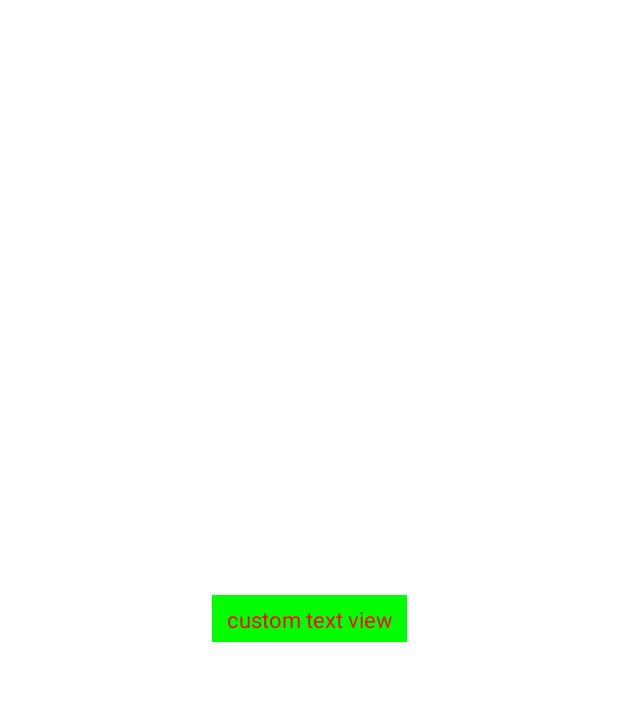
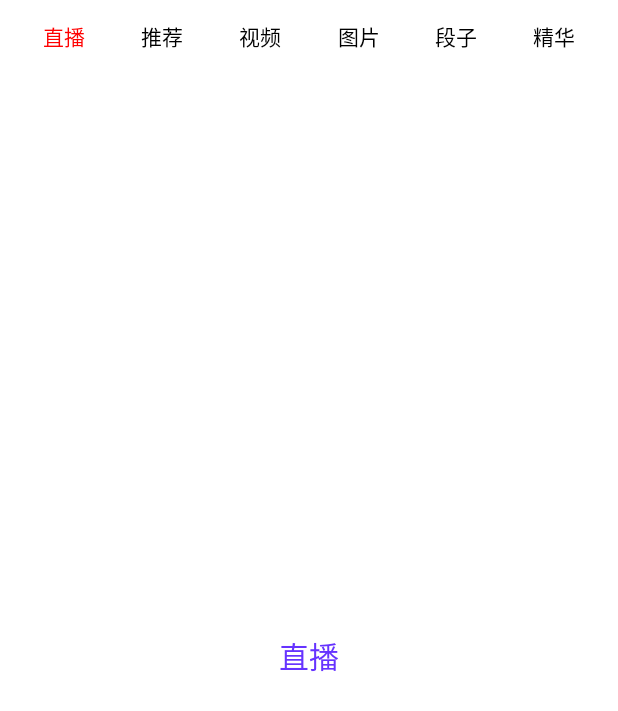
Before and after one commit to NobodyCaiCai/hongchenglearing, an Android app: the screen it shows after launch (MainActivity before the commit, ViewPagerActivity after it), on a phone screen of 412 x 824 dp. Shown: the top 711 px of the screen. Run offline under Robolectric (Android 15) with nearby library versions, the phone set to English and light mode, and no system bars.

Commit message:
customView

```diff
--- a/app/src/main/AndroidManifest.xml
+++ b/app/src/main/AndroidManifest.xml
@@ -13,7 +13,7 @@
         android:theme="@style/Theme.Android_study"
         tools:targetApi="31">
         <activity
-            android:name=".MainActivity"
+            android:name=".customView4_colorTextView.ViewPagerActivity"
             android:exported="true">
             <intent-filter>
                 <action android:name="android.intent.action.MAIN" />
@@ -21,6 +21,8 @@
                 <category android:name="android.intent.category.LAUNCHER" />
             </intent-filter>
         </activity>
+
+        <activity android:name=".MainActivity"/>
     </application>
 
 </manifest>
--- a/app/src/main/java/com/caicai/myapplication/MyListView.java
+++ b/app/src/main/java/com/caicai/myapplication/customView2_textView/MyListView.java
@@ -1,4 +1,4 @@
-package com.caicai.myapplication;
+package com.caicai.myapplication.customView2_textView;
 
 import android.content.Context;
 import android.util.AttributeSet;
--- a/app/src/main/java/com/caicai/myapplication/MyTextView.java
+++ b/app/src/main/java/com/caicai/myapplication/customView2_textView/MyTextView.java
@@ -1,4 +1,4 @@
-package com.caicai.myapplication;
+package com.caicai.myapplication.customView2_textView;
 
 import android.content.Context;
 import android.content.res.TypedArray;
@@ -14,6 +14,8 @@ import android.view.View;
 
 import androidx.annotation.NonNull;
 import androidx.annotation.Nullable;
+
+import com.caicai.myapplication.R;
 
 public class MyTextView extends View {
     private final String mText;
--- /dev/null
+++ b/app/src/main/java/com/caicai/myapplication/customView4_colorTextView/ColorTrackTextView.java
@@ -0,0 +1,113 @@
+package com.caicai.myapplication.customView4_colorTextView;
+
+import android.content.Context;
+import android.content.res.TypedArray;
+import android.graphics.Canvas;
+import android.graphics.Paint;
+import android.graphics.Rect;
+import android.util.AttributeSet;
+
+import androidx.annotation.Nullable;
+
+import com.caicai.myapplication.R;
+
+public class ColorTrackTextView extends androidx.appcompat.widget.AppCompatTextView {
+    private final Paint mOriginPaint;
+    private final Paint mChangePaint;
+    private float mCurrentProgress = 0f;
+    private Direction mDirection = Direction.LEFT_TO_RIGHT;
+
+    public enum Direction {
+        LEFT_TO_RIGHT,  // changeColor 从左变化到右边
+        RIGHT_TO_LEFT   // originColor 从左变化到右边
+    }
+
+    public ColorTrackTextView(Context context) {
+        this(context, null);
+    }
+
+    public ColorTrackTextView(Context context, @Nullable AttributeSet attrs) {
+        this(context, attrs, 0);
+    }
+
+    public ColorTrackTextView(Context context, @Nullable AttributeSet attrs, int defStyleAttr) {
+        super(context, attrs, defStyleAttr);
+        TypedArray typedArray = context.obtainStyledAttributes(attrs, R.styleable.ColorTrackTextView);
+        int mOriginColor = typedArray.getColor(R.styleable.ColorTrackTextView_originColor, getTextColors().getDefaultColor());
+        int mChangeColor = typedArray.getColor(R.styleable.ColorTrackTextView_changeColor, getTextColors().getDefaultColor());
+        mOriginPaint = getPaintByColor(mOriginColor);
+        mChangePaint = getPaintByColor(mChangeColor);
+        typedArray.recycle();
+    }
+
+    private Paint getPaintByColor(int color) {
+        Paint paint = new Paint();
+        paint.setColor(color);
+        paint.setAntiAlias(true);
+        // 防抖动
+        paint.setDither(true);
+        paint.setTextSize(getTextSize());
+        return paint;
+    }
+
+    @Override
+    protected void onDraw(Canvas canvas) {
+//        super.onDraw(canvas); // 必要的，否则自定义text中会有两个text文字
+        int middle = (int) (getWidth() * mCurrentProgress);
+        if (mDirection == Direction.LEFT_TO_RIGHT) { // 左边是changePain, 右边是originPaint
+            // 绘制变色的
+            drawText(canvas, 0, middle, mChangePaint);
+            // 绘制不变色的
+            drawText(canvas, middle, getWidth(), mOriginPaint);
+        }
+
+        if (mDirection == Direction.RIGHT_TO_LEFT) { // 左边是originPaint, 右边是changePaint
+            // 绘制不变色的
+            drawText(canvas, 0, middle, mOriginPaint);
+            // 绘制变色的
+            drawText(canvas, middle, getWidth(), mChangePaint);
+        }
+    }
+
+    /**
+     * 绘制变色的text
+     * @param canvas 画布
+     * @param start 横坐标起点
+     * @param end 横坐标终点
+     * @param paint 当前画笔
+     */
+    private void drawText(Canvas canvas, int start, int end, Paint paint) {
+        canvas.save();
+        // 裁剪画布，让颜色覆盖这部分文字颜色
+        canvas.clipRect(new Rect(start, 0 ,end, getHeight()));
+        String text = getText().toString();
+        Rect bounds = new Rect();
+        paint.getTextBounds(text, 0, text.length(), bounds);
+        int x = (getWidth() -  bounds.width()) / 2;
+        int y = getBaseLine(paint);
+        canvas.drawText(text, x, y, paint);
+        canvas.restore();
+    }
+
+    private int getBaseLine(Paint paint) {
+        Paint.FontMetricsInt fontMetricsInt = paint.getFontMetricsInt();
+        return (fontMetricsInt.bottom - fontMetricsInt.top) / 2 - fontMetricsInt.bottom + getHeight() / 2;
+    }
+
+    public void setDirection(Direction direction) {
+        this.mDirection = direction;
+    }
+
+    public void setCurrentProgress(float progress) {
+        this.mCurrentProgress = progress;
+        invalidate();
+    }
+
+    public void setChangeColor(int color) {
+        this.mChangePaint.setColor(color);
+    }
+
+    public void setOriginColor(int color) {
+        this.mOriginPaint.setColor(color);
+    }
+}
--- /dev/null
+++ b/app/src/main/java/com/caicai/myapplication/customView4_colorTextView/ItemFragment.java
@@ -0,0 +1,36 @@
+package com.caicai.myapplication.customView4_colorTextView;
+
+import android.os.Bundle;
+import android.view.LayoutInflater;
+import android.view.View;
+import android.view.ViewGroup;
+import android.widget.TextView;
+
+import androidx.annotation.NonNull;
+import androidx.annotation.Nullable;
+import androidx.fragment.app.Fragment;
+
+import com.caicai.myapplication.R;
+
+public class ItemFragment extends Fragment {
+
+    @Nullable
+    @Override
+    public View onCreateView(@NonNull LayoutInflater inflater, @Nullable ViewGroup container, @Nullable Bundle savedInstanceState) {
+        View view = inflater.inflate(R.layout.fragment_item, null);
+        TextView textView = view.findViewById(R.id.text);
+        Bundle bundle = getArguments();
+        if (bundle != null) {
+            textView.setText(bundle.getString("title"));
+        }
+        return view;
+    }
+
+    public static ItemFragment newInstance(String title) {
+        ItemFragment itemFragment = new ItemFragment();
+        Bundle bundle = new Bundle();
+        bundle.putString("title", title);
+        itemFragment.setArguments(bundle);
+        return itemFragment;
+    }
+}
--- /dev/null
+++ b/app/src/main/java/com/caicai/myapplication/customView4_colorTextView/ViewPagerActivity.java
@@ -0,0 +1,98 @@
+package com.caicai.myapplication.customView4_colorTextView;
+
+import android.graphics.Color;
+import android.os.Bundle;
+import android.util.Log;
+import android.view.ViewGroup;
+import android.widget.LinearLayout;
+
+import androidx.annotation.NonNull;
+import androidx.annotation.Nullable;
+import androidx.appcompat.app.AppCompatActivity;
+import androidx.fragment.app.Fragment;
+import androidx.fragment.app.FragmentPagerAdapter;
+import androidx.viewpager.widget.ViewPager;
+
+import com.caicai.myapplication.R;
+
+import java.util.ArrayList;
+import java.util.List;
+
+public class ViewPagerActivity extends AppCompatActivity {
+
+    public static final String TAG = "ViewPagerActivity";
+    private final String[] items = {"直播", "推荐", "视频", "图片", "段子", "精华"};
+    private LinearLayout mIndicatorContainer;
+    private List<ColorTrackTextView> mIndicators;
+    private ViewPager mViewPager;
+
+    @Override
+    protected void onCreate(@Nullable Bundle savedInstanceState) {
+        super.onCreate(savedInstanceState);
+        setContentView(R.layout.activity_view_pager);
+
+        mIndicators = new ArrayList<>();
+        mIndicatorContainer = findViewById(R.id.indicator_view);
+        mViewPager = findViewById(R.id.view_pager);
+        initIndicator();
+        initViewPager();
+    }
+
+    private void initViewPager() {
+        mViewPager.setAdapter(new FragmentPagerAdapter(getSupportFragmentManager()) {
+            @NonNull
+            @Override
+            public Fragment getItem(int position) {
+                return ItemFragment.newInstance(items[position]);
+            }
+
+            @Override
+            public int getCount() {
+                return items.length;
+            }
+        });
+
+        mViewPager.addOnPageChangeListener(new ViewPager.OnPageChangeListener(){
+
+            @Override
+            public void onPageScrolled(int position, float positionOffset, int positionOffsetPixels) {
+                // positionOffset: 从 0 到 1
+                Log.i(TAG, "position: " + position + ", positionOffset: " + positionOffset);
+                if (position == items.length - 1) return;
+                ColorTrackTextView left = mIndicators.get(position);
+                left.setDirection(ColorTrackTextView.Direction.RIGHT_TO_LEFT);
+                left.setCurrentProgress(positionOffset);
+
+                ColorTrackTextView right = mIndicators.get(position + 1);
+                right.setDirection(ColorTrackTextView.Direction.LEFT_TO_RIGHT);
+                right.setCurrentProgress(positionOffset);
+            }
+
+            @Override
+            public void onPageSelected(int position) {
+
+            }
+
+            @Override
+            public void onPageScrollStateChanged(int state) {
+
+            }
+        });
+    }
+
+    private void initIndicator() {
+        for (String item : items) {
+            LinearLayout.LayoutParams layoutParams = new LinearLayout.LayoutParams(ViewGroup.LayoutParams.WRAP_CONTENT, ViewGroup.LayoutParams.WRAP_CONTENT);
+            layoutParams.weight = 1;
+            ColorTrackTextView colorTrackTextView = new ColorTrackTextView(this);
+            colorTrackTextView.setTextSize(20);
+            colorTrackTextView.setChangeColor(Color.RED);
+            colorTrackTextView.setOriginColor(Color.BLACK);
+            colorTrackTextView.setTextColor(Color.BLACK);
+            colorTrackTextView.setText(item);
+            colorTrackTextView.setLayoutParams(layoutParams);
+            mIndicatorContainer.addView(colorTrackTextView);
+            mIndicators.add(colorTrackTextView);
+        }
+    }
+}
--- /dev/null
+++ b/app/src/main/res/layout/activity_view_pager.xml
@@ -0,0 +1,20 @@
+<?xml version="1.0" encoding="utf-8"?>
+<LinearLayout xmlns:android="http://schemas.android.com/apk/res/android"
+    android:layout_width="match_parent"
+    android:layout_height="match_parent"
+    android:background="@color/white"
+    android:orientation="vertical">
+
+    <LinearLayout
+        android:id="@+id/indicator_view"
+        android:layout_width="match_parent"
+        android:layout_height="wrap_content"
+        android:orientation="horizontal"
+        android:padding="10dp"/>
+
+    <androidx.viewpager.widget.ViewPager
+        android:id="@+id/view_pager"
+        android:layout_width="match_parent"
+        android:layout_height="0dp"
+        android:layout_weight="1"/>
+</LinearLayout>
--- /dev/null
+++ b/app/src/main/res/layout/fragment_item.xml
@@ -0,0 +1,15 @@
+<?xml version="1.0" encoding="utf-8"?>
+<LinearLayout xmlns:android="http://schemas.android.com/apk/res/android"
+    android:layout_width="match_parent"
+    android:layout_height="match_parent"
+    android:orientation="vertical">
+
+    <TextView
+        android:id="@+id/text"
+        android:layout_width="match_parent"
+        android:layout_height="match_parent"
+        android:gravity="center"
+        android:textSize="20sp"
+        android:textColor="@color/blue"
+        android:text="@string/hello_world" />
+</LinearLayout>
--- a/app/src/main/res/values/colors.xml
+++ b/app/src/main/res/values/colors.xml
@@ -2,5 +2,6 @@
 <resources>
     <color name="black">#FF000000</color>
     <color name="white">#FFFFFFFF</color>
-    <color name="red">#FF0000</color>
+    <color name="red">#FF3333</color>
+    <color name="blue">#6633ff</color>
 </resources>
--- a/app/src/main/res/values/strings.xml
+++ b/app/src/main/res/values/strings.xml
@@ -1,3 +1,6 @@
 <resources>
     <string name="app_name">darren_practice</string>
+    <string name="hello_world">hello world</string>
+    <string name="from_left_to_right">从左到右</string>
+    <string name="from_right_to_left">从右到左</string>
 </resources>
```
Also changed, not shown: app/src/main/java/com/caicai/myapplication/MainActivity.kt (+53 -0 lines), app/src/main/java/com/caicai/myapplication/customView3_qqStepView/QQStepView.java (added, +132 -0 lines), app/src/main/res/layout/activity_main.xml (+57 -2 lines), app/src/main/res/values/attrs.xml (+13 -0 lines).
